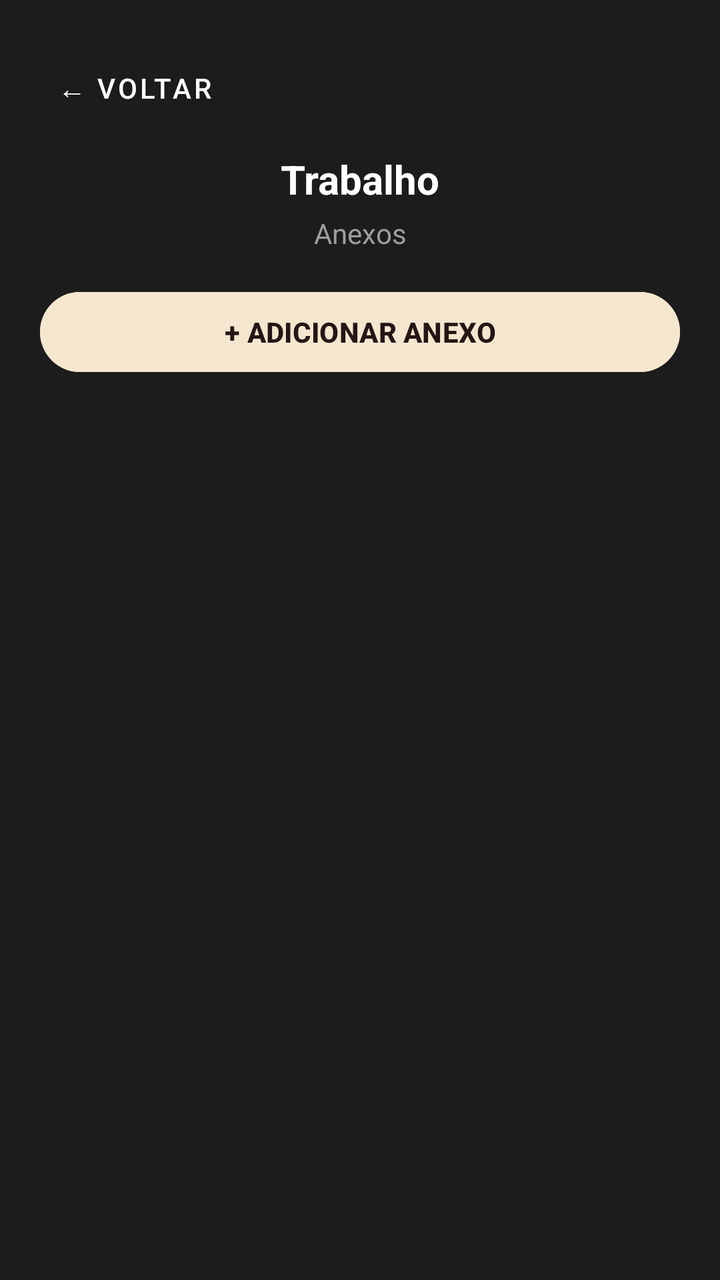
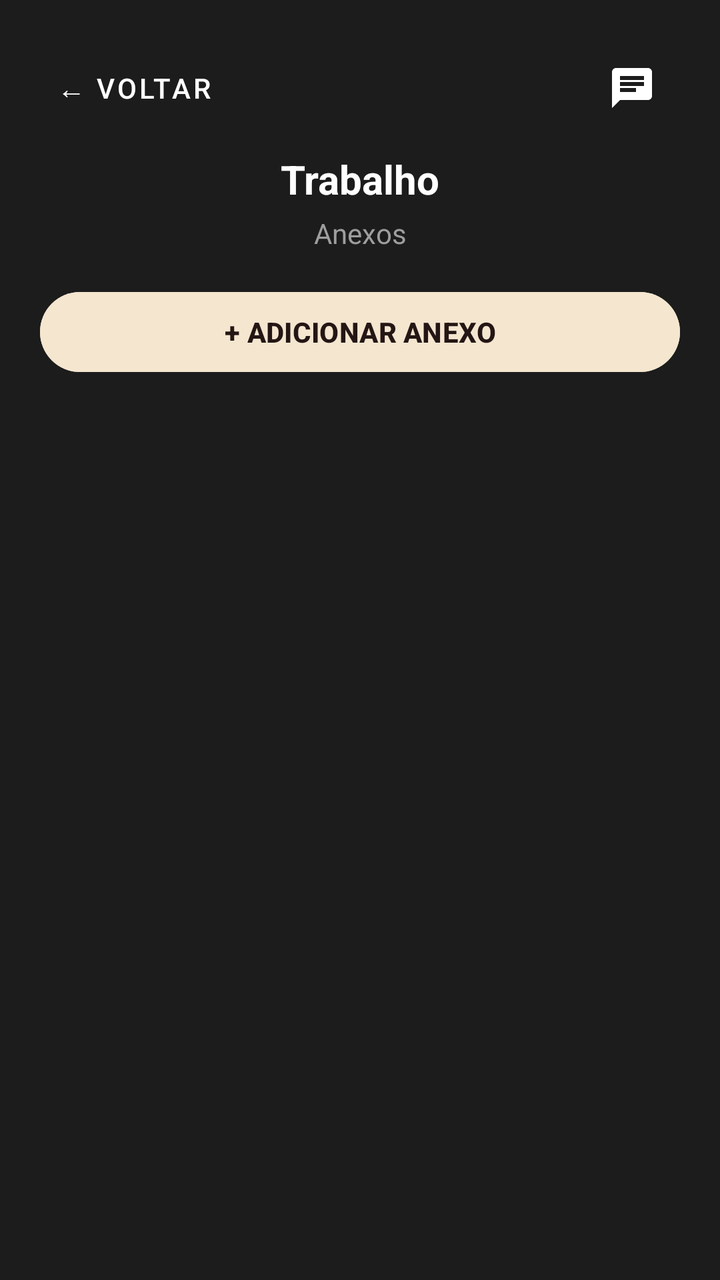

An Android layout rendered at two revisions. The XML below is the earlier revision; the diff shows what the commit changed to produce the second picture.
<!-- AndroidManifest.xml: application theme Theme.CTR -->
<!-- res/layout/activity_anexos_trabalho.xml -->
<?xml version="1.0" encoding="utf-8"?>
<androidx.constraintlayout.widget.ConstraintLayout xmlns:android="http://schemas.android.com/apk/res/android"
    xmlns:app="http://schemas.android.com/apk/res-auto"
    android:layout_width="match_parent"
    android:layout_height="match_parent"
    android:background="@color/bg_primary">

    <ScrollView
        android:layout_width="match_parent"
        android:layout_height="match_parent"
        android:fillViewport="true">

        <LinearLayout
            android:layout_width="match_parent"
            android:layout_height="wrap_content"
            android:orientation="vertical"
            android:padding="20dp">

            
            <Button
                android:id="@+id/btnVoltarAnexos"
                style="@style/Widget.MaterialComponents.Button.TextButton"
                android:layout_width="wrap_content"
                android:layout_height="wrap_content"
                android:text="@string/voltar"
                android:textColor="@color/text_primary" />

            
            <TextView
                android:id="@+id/txtTituloTrabalhoAnexos"
                android:layout_width="match_parent"
                android:layout_height="wrap_content"
                android:layout_marginTop="8dp"
                android:gravity="center"
                android:text="@string/anexos_trabalho_padrao"
                android:textColor="@color/text_primary"
                android:textSize="20sp"
                android:textStyle="bold" />

            
            <TextView
                android:layout_width="match_parent"
                android:layout_height="wrap_content"
                android:layout_marginTop="4dp"
                android:layout_marginBottom="16dp"
                android:gravity="center"
                android:text="@string/anexos_titulo"
                android:textColor="@color/text_secondary"
                android:textSize="14sp" />

            
            <LinearLayout
                android:id="@+id/containerProgresso"
                android:layout_width="match_parent"
                android:layout_height="wrap_content"
                android:layout_marginBottom="12dp"
                android:background="@color/bg_surface"
                android:orientation="vertical"
                android:padding="12dp"
                android:visibility="gone">

                <TextView
                    android:id="@+id/txtProgressoStatus"
                    android:layout_width="match_parent"
                    android:layout_height="wrap_content"
                    android:text="@string/anexos_enviando"
                    android:textColor="@color/text_primary"
                    android:textSize="13sp" />

                <ProgressBar
                    android:id="@+id/progressUpload"
                    style="?android:attr/progressBarStyleHorizontal"
                    android:layout_width="match_parent"
                    android:layout_height="6dp"
                    android:layout_marginTop="6dp"
                    android:max="100"
                    android:progress="0"
                    android:progressTint="@color/accent" />

            </LinearLayout>

            
            <Button
                android:id="@+id/btnAdicionarAnexo"
                android:layout_width="match_parent"
                android:layout_height="48dp"
                android:layout_marginBottom="16dp"
                android:backgroundTint="@color/accent"
                android:text="@string/anexos_adicionar"
                android:textColor="@color/accent_dark"
                android:textStyle="bold" />

            
            <LinearLayout
                android:id="@+id/containerVazio"
                android:layout_width="match_parent"
                android:layout_height="wrap_content"
                android:layout_marginTop="40dp"
                android:gravity="center"
                android:orientation="vertical"
                android:visibility="gone">

                <TextView
                    android:layout_width="wrap_content"
                    android:layout_height="wrap_content"
                    android:text="@string/anexos_vazio_titulo"
                    android:textColor="@color/text_primary"
                    android:textSize="16sp"
                    android:textStyle="bold" />

                <TextView
                    android:layout_width="wrap_content"
                    android:layout_height="wrap_content"
                    android:layout_marginTop="4dp"
                    android:gravity="center"
                    android:paddingHorizontal="32dp"
                    android:text="@string/anexos_vazio_subtitulo"
                    android:textColor="@color/text_secondary"
                    android:textSize="13sp" />

            </LinearLayout>

            
            <LinearLayout
                android:id="@+id/containerAnexos"
                android:layout_width="match_parent"
                android:layout_height="wrap_content"
                android:orientation="vertical" />

        </LinearLayout>
    </ScrollView>

</androidx.constraintlayout.widget.ConstraintLayout>
<!-- resources referenced by this layout -->
<resources>
  <color name="accent">#F5E6D0</color>
  <color name="accent_dark">#241614</color>
  <color name="bg_primary">#1C1C1C</color>
  <color name="bg_surface">#2B1F1C</color>
  <color name="text_primary">#FFFFFF</color>
  <color name="text_secondary">#9E9E9E</color>
  <string name="anexos_adicionar">+ ADICIONAR ANEXO</string>
  <string name="anexos_enviando">Enviando…</string>
  <string name="anexos_titulo">Anexos</string>
  <string name="anexos_trabalho_padrao">Trabalho</string>
  <string name="anexos_vazio_subtitulo">Adicione arquivos, fotos ou documentos ao trabalho</string>
  <string name="anexos_vazio_titulo">Nenhum anexo</string>
  <string name="voltar">← VOLTAR</string>
  <style name="Theme.CTR" parent="Theme.MaterialComponents.DayNight.NoActionBar">
          <item name="colorPrimary">#3D2B27</item>
          <item name="colorPrimaryVariant">#2E1A16</item>
          <item name="colorOnPrimary">@android:color/white</item>
          <item name="colorSecondary">#F5E6D0</item>
          <item name="colorSecondaryVariant">#3D2B27</item>
          <item name="colorOnSecondary">#241614</item>
          <item name="android:windowBackground">#1C1C1C</item>
          <item name="android:statusBarColor">#1C1C1C</item>
          <item name="android:navigationBarColor">#1C1C1C</item>
          <item name="android:textColor">@android:color/white</item>
          <item name="android:windowSoftInputMode">adjustResize</item>
      </style>
</resources>

<!-- the commit's change to res/layout/activity_anexos_trabalho.xml (unified diff, before → after) -->
@@ -17,13 +17,33 @@
             android:padding="20dp">
 
             
-            <Button
-                android:id="@+id/btnVoltarAnexos"
-                style="@style/Widget.MaterialComponents.Button.TextButton"
-                android:layout_width="wrap_content"
+            <LinearLayout
+                android:layout_width="match_parent"
                 android:layout_height="wrap_content"
-                android:text="@string/voltar"
-                android:textColor="@color/text_primary" />
+                android:gravity="center_vertical"
+                android:orientation="horizontal">
+
+                
+                <Button
+                    android:id="@+id/btnVoltarAnexos"
+                    style="@style/Widget.MaterialComponents.Button.TextButton"
+                    android:layout_width="0dp"
+                    android:layout_height="wrap_content"
+                    android:layout_weight="1"
+                    android:gravity="start|center_vertical"
+                    android:text="@string/voltar"
+                    android:textColor="@color/text_primary" />
+
+                
+                <ImageButton
+                    android:id="@+id/btnIrParaComentarios"
+                    android:layout_width="48dp"
+                    android:layout_height="48dp"
+                    android:background="?attr/selectableItemBackgroundBorderless"
+                    android:src="@drawable/ic_chat"
+                    app:tint="@color/text_primary" />
+
+            </LinearLayout>
 
             
             <TextView
<!-- resource entries referenced after the edit -->
@@ -6,6 +6,12 @@
   <color name="bg_surface">#2B1F1C</color>
   <color name="text_primary">#FFFFFF</color>
   <color name="text_secondary">#9E9E9E</color>
+  <!-- drawable ic_chat (drawable) -->
+  <vector xmlns:android="http://schemas.android.com/apk/res/android" android:autoMirrored="true" android:height="24dp" android:tint="#FFFFFF" android:viewportHeight="24" android:viewportWidth="24" android:width="24dp">
+        
+      <path android:fillColor="@android:color/white" android:pathData="M20,2L4,2c-1.1,0 -1.99,0.9 -1.99,2L2,22l4,-4h14c1.1,0 2,-0.9 2,-2L22,4c0,-1.1 -0.9,-2 -2,-2zM6,9h12v2L6,11L6,9zM14,14L6,14v-2h8v2zM18,8L6,8L6,6h12v2z"/>
+      
+  </vector>
   <string name="anexos_adicionar">+ ADICIONAR ANEXO</string>
   <string name="anexos_enviando">Enviando…</string>
   <string name="anexos_titulo">Anexos</string>
